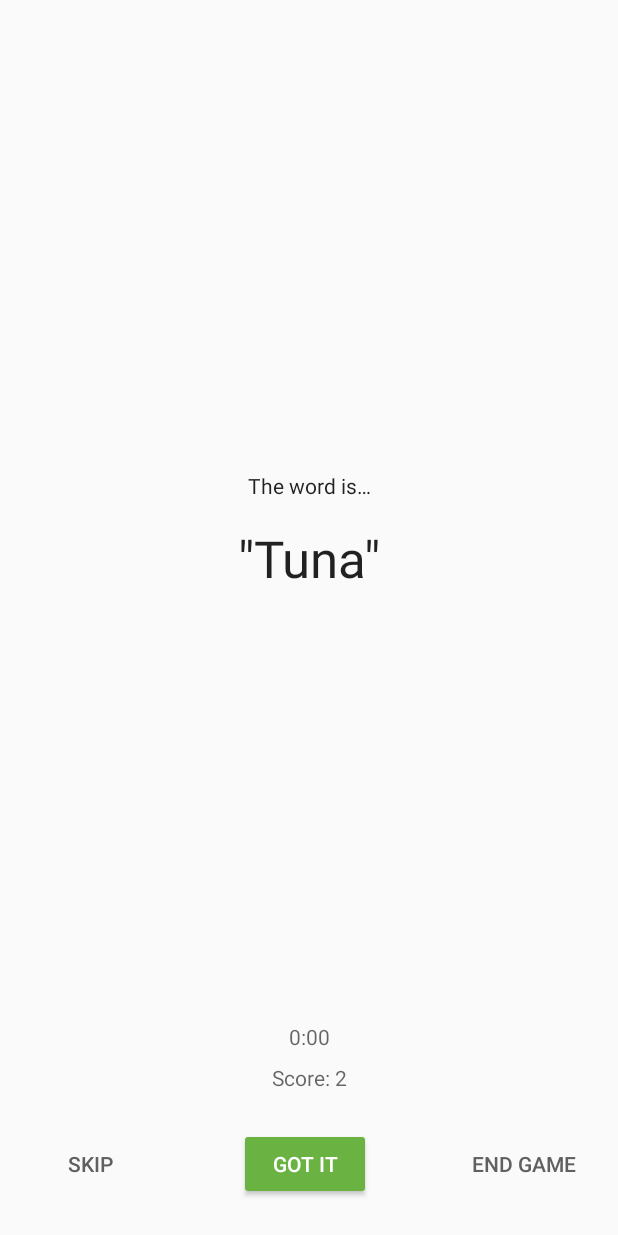
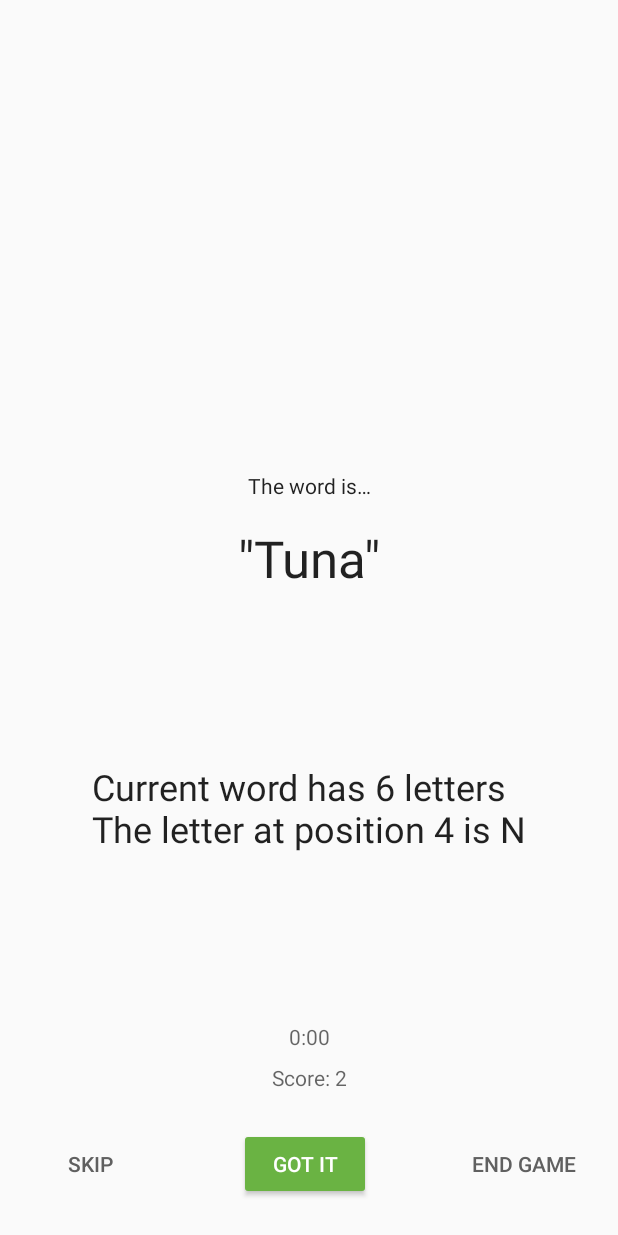
Before and after one commit to Masa222a/GuessTheWord, an Android app: the layout game_fragment.xml on its own in the app's theme, with its tools: preview values and no code run, on a phone screen of 412 x 824 dp. Run offline under Robolectric (Android 15) with nearby library versions, the phone set to English and light mode, and no system bars.

Commit message:
7. Coding challenge

```diff
--- a/app/src/main/java/com/example/android/guesstheword/screens/game/GameViewModel.kt
+++ b/app/src/main/java/com/example/android/guesstheword/screens/game/GameViewModel.kt
@@ -46,6 +46,13 @@ class GameViewModel : ViewModel() {
     //the string version of the current time
     val currentTimeString = Transformations.map(currentTime) { time ->
         DateUtils.formatElapsedTime(time)
+    }
+
+    val wordHint = Transformations.map(word) { word ->
+        val randomPosition = (1..word.length).random()
+        "Current word has " + word.length + " letters" +
+                "\nThe letter at position " + randomPosition + " is " +
+                word.get(randomPosition - 1).toUpperCase()
     }
 
     //the list of words - the front of the list is the next word to guess
--- a/app/src/main/res/layout/game_fragment.xml
+++ b/app/src/main/res/layout/game_fragment.xml
@@ -65,6 +65,21 @@
             app:layout_constraintTop_toBottomOf="@+id/word_is_text"
             app:layout_constraintVertical_chainStyle="packed"
             tools:text="&quot;Tuna&quot;" />
+
+        <TextView
+            android:id="@+id/word_hint_text"
+            android:layout_width="wrap_content"
+            android:layout_height="wrap_content"
+            android:fontFamily="sans-serif"
+            android:text="@{gameViewModel.wordHint}"
+            android:textColor="@color/black_text_color"
+            android:textSize="24sp"
+            android:textStyle="normal"
+            app:layout_constraintBottom_toTopOf="@+id/timer_text"
+            app:layout_constraintEnd_toEndOf="parent"
+            app:layout_constraintStart_toStartOf="parent"
+            app:layout_constraintTop_toBottomOf="@+id/word_text"
+            tools:text="Current word has 6 letters \nThe letter at position 4 is N" />
 
         <TextView
             android:id="@+id/timer_text"
```
